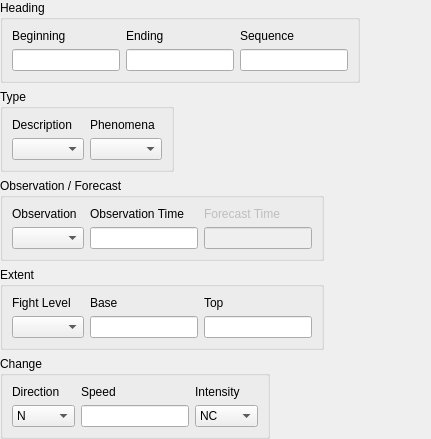
The window that tafor/components/ui/sigmet_general.ui (up1and/tafor) describes before a commit, drawn with Qt 5.
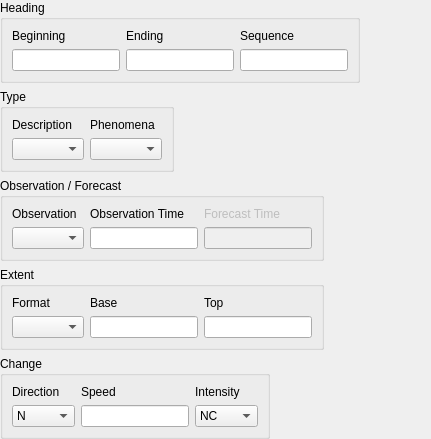
The same window after the commit.

```diff
--- a/tafor/components/ui/sigmet_general.ui
+++ b/tafor/components/ui/sigmet_general.ui
@@ -197,7 +197,7 @@
       <item row="0" column="2">
        <widget class="QLabel" name="levelLabel">
         <property name="text">
-         <string>Fight Level</string>
+         <string>Format</string>
         </property>
         <property name="buddy">
          <cstring>level</cstring>
```
Left out of the diff: 8 changed lines with no effect on the pictures.
